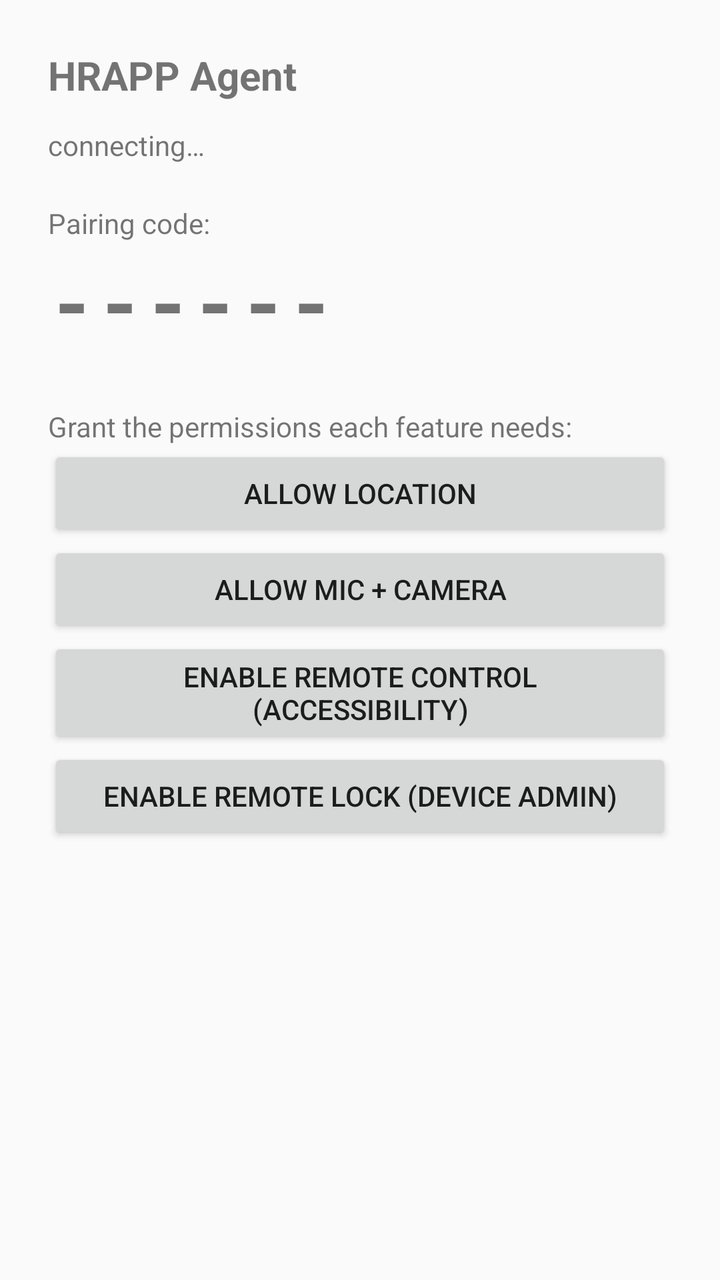
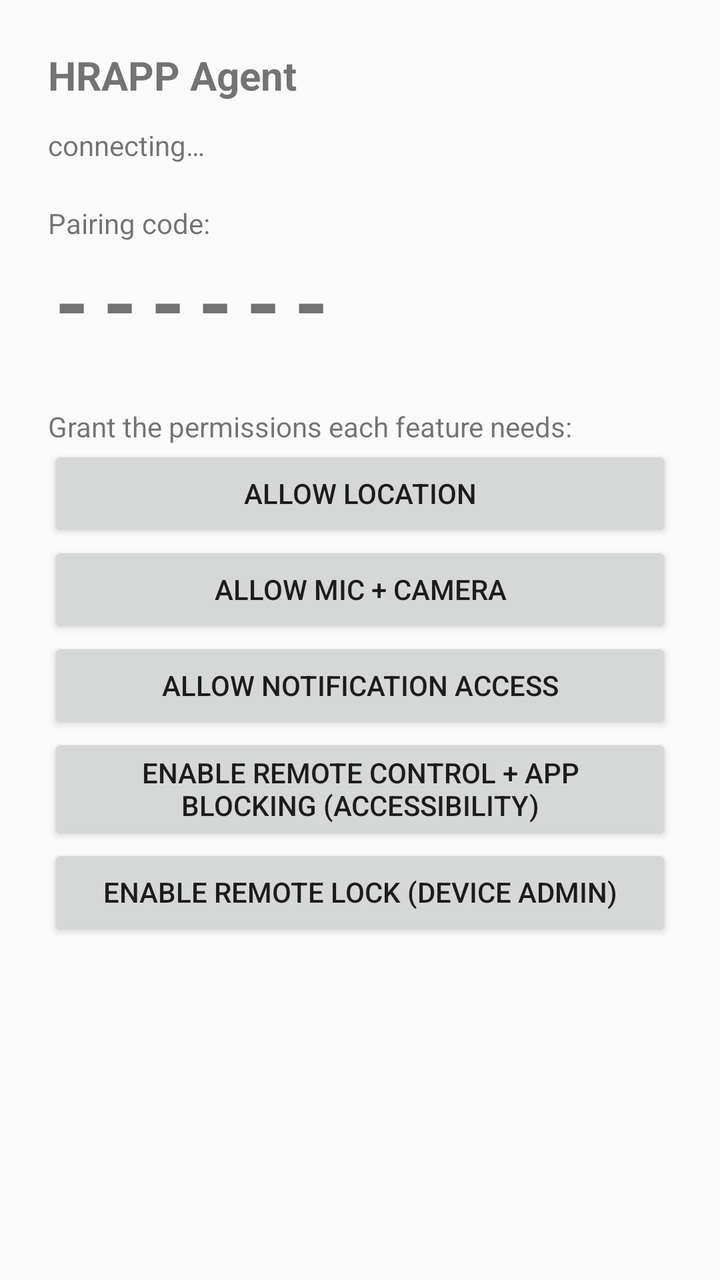

Compare the two renders of this Android layout. The source of the first and the diff that turns it into the second are given below.
<!-- AndroidManifest.xml: application theme Theme.AppCompat.DayNight -->
<!-- res/layout/activity_main.xml -->
<?xml version="1.0" encoding="utf-8"?>
<ScrollView xmlns:android="http://schemas.android.com/apk/res/android"
    android:layout_width="match_parent"
    android:layout_height="match_parent">

    <LinearLayout
        android:layout_width="match_parent"
        android:layout_height="wrap_content"
        android:orientation="vertical"
        android:padding="24dp">

        <TextView
            android:layout_width="wrap_content"
            android:layout_height="wrap_content"
            android:text="HRAPP Agent"
            android:textSize="20sp"
            android:textStyle="bold" />

        <TextView
            android:id="@+id/statusText"
            android:layout_width="wrap_content"
            android:layout_height="wrap_content"
            android:layout_marginTop="12dp"
            android:text="connecting…" />

        <TextView
            android:layout_width="wrap_content"
            android:layout_height="wrap_content"
            android:layout_marginTop="20dp"
            android:text="Pairing code:" />

        <TextView
            android:id="@+id/pairingCodeText"
            android:layout_width="wrap_content"
            android:layout_height="wrap_content"
            android:textSize="44sp"
            android:textStyle="bold"
            android:letterSpacing="0.15"
            android:text="------" />

        <TextView
            android:layout_width="wrap_content"
            android:layout_height="wrap_content"
            android:layout_marginTop="24dp"
            android:text="Grant the permissions each feature needs:" />

        <Button
            android:id="@+id/btnLocation"
            android:layout_width="match_parent"
            android:layout_height="wrap_content"
            android:text="Allow location" />

        <Button
            android:id="@+id/btnMedia"
            android:layout_width="match_parent"
            android:layout_height="wrap_content"
            android:text="Allow mic + camera" />

        <Button
            android:id="@+id/btnAccessibility"
            android:layout_width="match_parent"
            android:layout_height="wrap_content"
            android:text="Enable remote control (Accessibility)" />

        <Button
            android:id="@+id/btnDeviceAdmin"
            android:layout_width="match_parent"
            android:layout_height="wrap_content"
            android:text="Enable remote lock (Device Admin)" />

        <TextView
            android:id="@+id/logText"
            android:layout_width="match_parent"
            android:layout_height="wrap_content"
            android:layout_marginTop="24dp"
            android:fontFamily="monospace"
            android:textSize="12sp"
            android:text="" />

    </LinearLayout>
</ScrollView>
<!-- resources referenced by this layout -->
<resources>

</resources>

<!-- the commit's change to res/layout/activity_main.xml (unified diff, before → after) -->
@@ -57,10 +57,16 @@
             android:text="Allow mic + camera" />
 
         <Button
+            android:id="@+id/btnNotifications"
+            android:layout_width="match_parent"
+            android:layout_height="wrap_content"
+            android:text="Allow notification access" />
+
+        <Button
             android:id="@+id/btnAccessibility"
             android:layout_width="match_parent"
             android:layout_height="wrap_content"
-            android:text="Enable remote control (Accessibility)" />
+            android:text="Enable remote control + app blocking (Accessibility)" />
 
         <Button
             android:id="@+id/btnDeviceAdmin"
